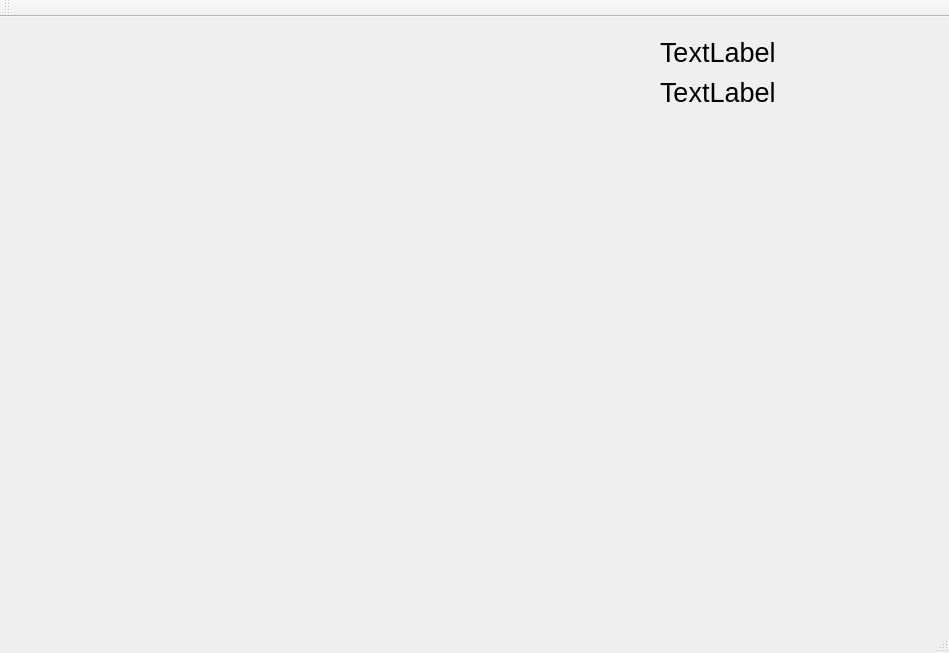
Old version of the form TA_ParticleEditor/TA_ParticleEditor/particleeditor.ui in the repository Stureplan/TA_ParticleEditor.
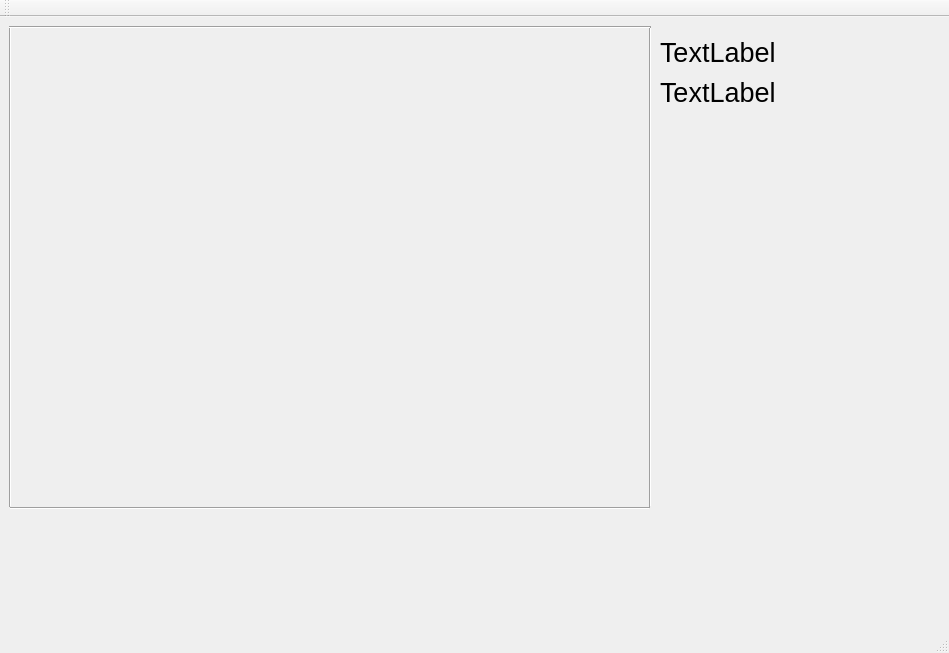
New version of the form. Custom widgets are drawn as their Qt base class.

Diff of the .ui file:
```diff
--- a/TA_ParticleEditor/TA_ParticleEditor/particleeditor.ui
+++ b/TA_ParticleEditor/TA_ParticleEditor/particleeditor.ui
@@ -13,7 +13,7 @@
   <property name="windowTitle">
    <string>ParticleEditor</string>
   </property>
-  <widget class="QWidget" name="mainContainer">
+  <widget class="MainContainer" name="maincontainer">
    <widget class="Graphics" name="graphics" native="true">
     <property name="geometry">
      <rect>
@@ -60,6 +60,58 @@
      <string>TextLabel</string>
     </property>
    </widget>
+   <widget class="Line" name="line">
+    <property name="geometry">
+     <rect>
+      <x>649</x>
+      <y>10</y>
+      <width>3</width>
+      <height>480</height>
+     </rect>
+    </property>
+    <property name="orientation">
+     <enum>Qt::Vertical</enum>
+    </property>
+   </widget>
+   <widget class="Line" name="line_2">
+    <property name="geometry">
+     <rect>
+      <x>9</x>
+      <y>10</y>
+      <width>3</width>
+      <height>480</height>
+     </rect>
+    </property>
+    <property name="orientation">
+     <enum>Qt::Vertical</enum>
+    </property>
+   </widget>
+   <widget class="Line" name="line_3">
+    <property name="geometry">
+     <rect>
+      <x>10</x>
+      <y>490</y>
+      <width>640</width>
+      <height>3</height>
+     </rect>
+    </property>
+    <property name="orientation">
+     <enum>Qt::Horizontal</enum>
+    </property>
+   </widget>
+   <widget class="Line" name="line_4">
+    <property name="geometry">
+     <rect>
+      <x>9</x>
+      <y>9</y>
+      <width>642</width>
+      <height>3</height>
+     </rect>
+    </property>
+    <property name="orientation">
+     <enum>Qt::Horizontal</enum>
+    </property>
+   </widget>
   </widget>
   <widget class="QMenuBar" name="menuBar">
    <property name="geometry">
@@ -89,6 +141,12 @@
    <header>graphics.h</header>
    <container>1</container>
   </customwidget>
+  <customwidget>
+   <class>MainContainer</class>
+   <extends>QWidget</extends>
+   <header>maincontainer.h</header>
+   <container>1</container>
+  </customwidget>
  </customwidgets>
  <resources>
   <include location="particleeditor.qrc"/>
```
